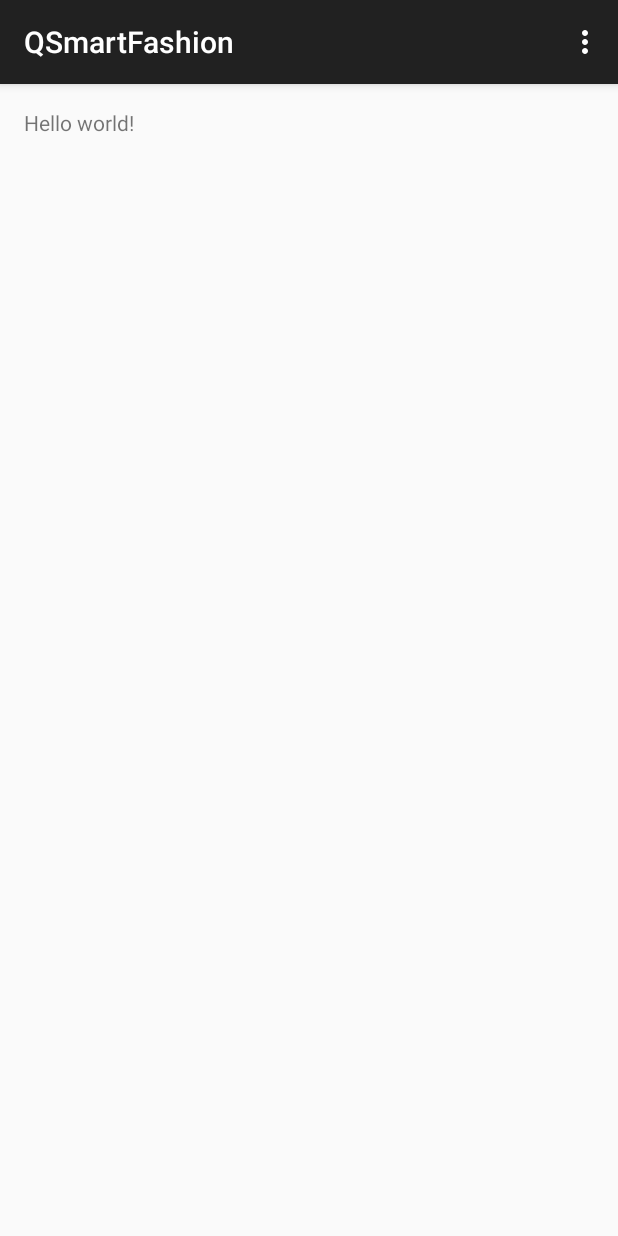
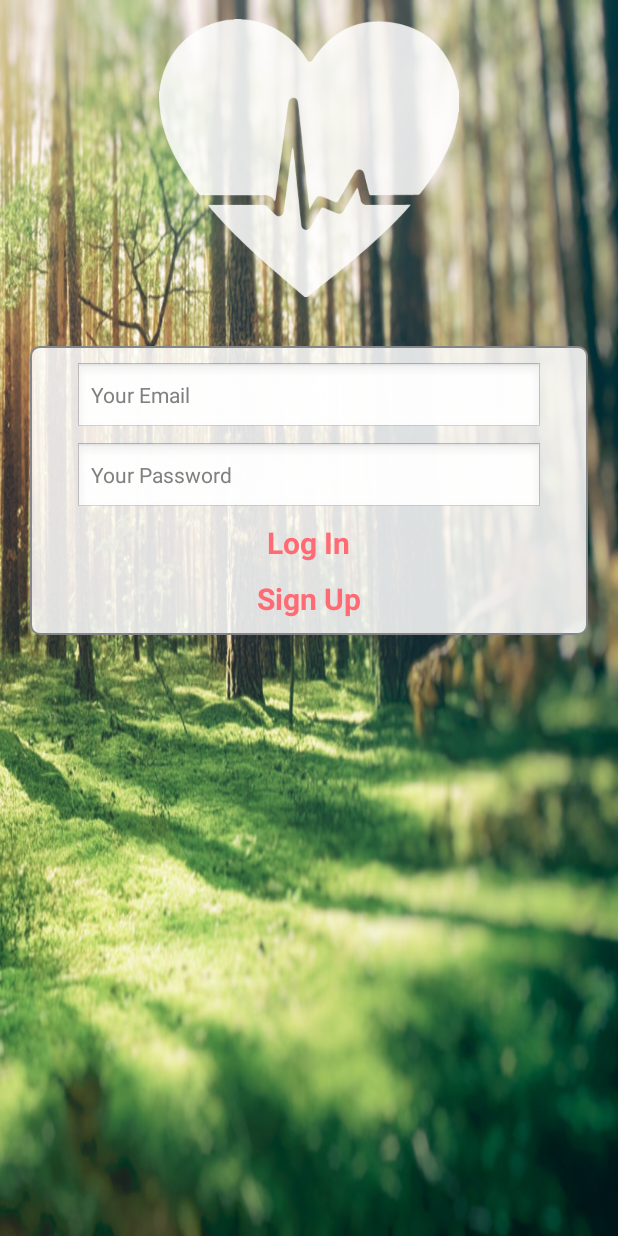
Before and after one commit to scdickson/QSmartFashion, an Android app: the screen it shows after launch (MainActivity), on a phone screen of 412 x 824 dp. Run offline under Robolectric (Android 15) with nearby library versions, the phone set to English and light mode, and no system bars.

Commit message:
Working on Android Login.

```diff
--- a/Android/QSmartFashion/app/build.gradle
+++ b/Android/QSmartFashion/app/build.gradle
@@ -22,4 +22,6 @@ android {
 dependencies {
     compile fileTree(dir: 'libs', include: ['*.jar'])
     compile 'com.android.support:appcompat-v7:22.2.1'
+    compile 'com.parse.bolts:bolts-android:1.+'
+    compile fileTree(dir: 'libs', include: 'Parse-*.jar')
 }
--- a/Android/QSmartFashion/app/src/main/AndroidManifest.xml
+++ b/Android/QSmartFashion/app/src/main/AndroidManifest.xml
@@ -1,14 +1,20 @@
 <?xml version="1.0" encoding="utf-8"?>
 <manifest xmlns:android="http://schemas.android.com/apk/res/android"
     package="com.qualcomm.qsmartfashion" >
+
+    <uses-permission android:name="android.permission.INTERNET" />
+    <uses-permission android:name="android.permission.ACCESS_NETWORK_STATE" />
 
     <application
         android:allowBackup="true"
         android:icon="@mipmap/ic_launcher"
         android:label="@string/app_name"
+        android:name=".QSmartFashion"
         android:theme="@style/AppTheme" >
         <activity
             android:name=".MainActivity"
+            android:screenOrientation="portrait"
+            android:theme="@android:style/Theme.NoTitleBar"
             android:label="@string/app_name" >
             <intent-filter>
                 <action android:name="android.intent.action.MAIN" />
--- /dev/null
+++ b/Android/QSmartFashion/app/src/main/java/com/qualcomm/qsmartfashion/Constants.java
@@ -0,0 +1,16 @@
+package com.qualcomm.qsmartfashion;
+
+/**
+ * Created by sdickson on 7/26/15.
+ */
+public class Constants
+{
+    //Conversion constants
+    public static final double KILOGRAMS_PER_POUND = 0.45359237;
+    public static final int INCHES_PER_FOOT = 12;
+    public static final double CENTIMETERS_PER_INCH = 2.54;
+
+    //Parse keys
+    public static final String PARSE_APPLICATION_KEY = "Mk2JtBAAnX2YvoePfGz9OUSgCmgIbjBmg1ZpKuko";
+    public static final String PARSE_CLIENT_KEY = "l2yTXivnPawT72nueLBCmQQAY4cdkwpdjmXNBccw";
+}
--- a/Android/QSmartFashion/app/src/main/java/com/qualcomm/qsmartfashion/MainActivity.java
+++ b/Android/QSmartFashion/app/src/main/java/com/qualcomm/qsmartfashion/MainActivity.java
@@ -1,38 +1,41 @@
 package com.qualcomm.qsmartfashion;
 
-import android.support.v7.app.ActionBarActivity;
+import android.app.Activity;
 import android.os.Bundle;
-import android.view.Menu;
-import android.view.MenuItem;
+import android.util.Log;
+import android.view.Window;
+
+import com.parse.ParseException;
+import com.parse.ParseUser;
+import com.parse.SignUpCallback;
+import com.qualcomm.qsmartfashion.utils.UnitConverter;
 
 
-public class MainActivity extends ActionBarActivity {
+public class MainActivity extends Activity {
 
     @Override
-    protected void onCreate(Bundle savedInstanceState) {
+    protected void onCreate(Bundle savedInstanceState)
+    {
         super.onCreate(savedInstanceState);
         setContentView(R.layout.activity_main);
+
+        /*ParseUser user = new ParseUser();
+        user.setUsername("sam");
+        user.setPassword("kpcofgs");
+        user.setEmail("scdickso@purdue.edu");
+        user.put("age", 21);
+        user.put("height", 188);
+        user.put("weight", 69.85);
+        user.signUpInBackground(new SignUpCallback() {
+            public void done(ParseException e) {
+                if (e == null) {
+                    Log.d("QSmartFashion", "SIGNUP OK");
+                } else {
+                    e.printStackTrace();
+                }
+            }
+        });*/
+
     }
 
-    @Override
-    public boolean onCreateOptionsMenu(Menu menu) {
-        // Inflate the menu; this adds items to the action bar if it is present.
-        getMenuInflater().inflate(R.menu.menu_main, menu);
-        return true;
-    }
-
-    @Override
-    public boolean onOptionsItemSelected(MenuItem item) {
-        // Handle action bar item clicks here. The action bar will
-        // automatically handle clicks on the Home/Up button, so long
-        // as you specify a parent activity in AndroidManifest.xml.
-        int id = item.getItemId();
-
-        //noinspection SimplifiableIfStatement
-        if (id == R.id.action_settings) {
-            return true;
-        }
-
-        return super.onOptionsItemSelected(item);
-    }
 }
--- /dev/null
+++ b/Android/QSmartFashion/app/src/main/java/com/qualcomm/qsmartfashion/QSmartFashion.java
@@ -0,0 +1,17 @@
+package com.qualcomm.qsmartfashion;
+
+import android.app.Application;
+
+import com.parse.Parse;
+
+/**
+ * Created by sdickson on 7/26/15.
+ */
+public class QSmartFashion extends Application
+{
+    public void onCreate()
+    {
+        Parse.enableLocalDatastore(this);
+        Parse.initialize(this, Constants.PARSE_APPLICATION_KEY, Constants.PARSE_CLIENT_KEY);
+    }
+}
--- /dev/null
+++ b/Android/QSmartFashion/app/src/main/java/com/qualcomm/qsmartfashion/utils/UnitConverter.java
@@ -0,0 +1,37 @@
+package com.qualcomm.qsmartfashion.utils;
+
+import com.qualcomm.qsmartfashion.Constants;
+
+/**
+ * Created by sdickson on 7/26/15.
+ */
+public class UnitConverter
+{
+    public static double poundsToKilograms(int pounds)
+    {
+        return pounds * Constants.KILOGRAMS_PER_POUND;
+    }
+
+    public static int kilogramsToPounds(double kilograms)
+    {
+        return (int) (kilograms / Constants.KILOGRAMS_PER_POUND);
+    }
+
+    public static double feetInchesToCentimeters(int feetInches[])
+    {
+        int feet = feetInches[0];
+        int inches = feetInches[1];
+
+        return ((feet * Constants.INCHES_PER_FOOT) + inches) * Constants.CENTIMETERS_PER_INCH;
+    }
+
+    public static int[] centimetersToFeetInches(double centimeters)
+    {
+        int feetInches[] = new int[2];
+        double inches = centimeters / Constants.CENTIMETERS_PER_INCH;
+        double feet = inches / Constants.INCHES_PER_FOOT;
+        feetInches[0] = (int) feet;
+        feetInches[1] = (int) ((feet - feetInches[0]) * Constants.INCHES_PER_FOOT);
+        return feetInches;
+    }
+}
--- /dev/null
+++ b/Android/QSmartFashion/app/src/main/res/drawable/rounded_rectangle.xml
@@ -0,0 +1,19 @@
+<?xml version="1.0" encoding="UTF-8"?>
+<shape xmlns:android="http://schemas.android.com/apk/res/android"
+    android:shape="rectangle">
+    <gradient
+        android:startColor="@color/white_transparent"
+        android:endColor="@color/white_transparent"
+        android:angle="270"/>
+    <!--#E7E6EB-->
+
+    <corners
+        android:bottomRightRadius="6dp"
+        android:bottomLeftRadius="6dp"
+        android:topLeftRadius="6dp"
+        android:topRightRadius="6dp"/>
+
+    <stroke android:width="1dp" android:color="#848687" />
+    <padding android:left="1dp" android:top="1dp" android:right="1dp"
+        android:bottom="1dp"/>
+</shape>
--- a/Android/QSmartFashion/app/src/main/res/layout/activity_main.xml
+++ b/Android/QSmartFashion/app/src/main/res/layout/activity_main.xml
@@ -1,11 +1,67 @@
 <RelativeLayout xmlns:android="http://schemas.android.com/apk/res/android"
     xmlns:tools="http://schemas.android.com/tools" android:layout_width="match_parent"
-    android:layout_height="match_parent" android:paddingLeft="@dimen/activity_horizontal_margin"
-    android:paddingRight="@dimen/activity_horizontal_margin"
-    android:paddingTop="@dimen/activity_vertical_margin"
-    android:paddingBottom="@dimen/activity_vertical_margin" tools:context=".MainActivity">
+    android:layout_height="match_parent"
+    android:background="@drawable/green"
+    tools:context=".MainActivity">
 
-    <TextView android:text="@string/hello_world" android:layout_width="wrap_content"
-        android:layout_height="wrap_content" />
+    <ImageView
+        android:layout_marginTop="15dp"
+        android:layout_centerHorizontal="true"
+        android:id="@+id/login_logo"
+        android:layout_margin="5dp"
+        android:layout_marginBottom="10dp"
+        android:src="@drawable/logo"
+        android:layout_width="200dp"
+        android:layout_height="200dp" />
+
+    <LinearLayout
+        android:layout_margin="20dp"
+        android:background="@drawable/rounded_rectangle"
+        android:layout_marginTop="20dp"
+        android:layout_below="@id/login_logo"
+        android:orientation="vertical"
+        android:layout_centerInParent="true"
+        android:paddingLeft="30dp"
+        android:paddingRight="30dp"
+        android:layout_width="match_parent"
+        android:layout_height="wrap_content">
+        <EditText
+            android:id="@+id/login_username"
+            android:layout_marginBottom="5dp"
+            android:layout_marginTop="10dp"
+            android:hint="@string/login_username_placeholder"
+            android:textSize="14sp"
+            android:layout_width="match_parent"
+            android:layout_height="wrap_content" />
+        <EditText
+            android:id="@+id/login_password"
+            android:layout_marginBottom="5dp"
+            android:hint="@string/login_password_placeholder"
+            android:textSize="14sp"
+            android:layout_width="match_parent"
+            android:layout_height="wrap_content" />
+        <TextView
+            android:id="@+id/login_login"
+            android:layout_marginBottom="10dp"
+            android:textColor="@color/off_red"
+            android:textStyle="bold"
+            android:textSize="20sp"
+            android:layout_gravity="center_horizontal"
+            android:gravity="center"
+            android:text="@string/login_login_button"
+            android:layout_width="wrap_content"
+            android:layout_height="wrap_content" />
+        <TextView
+            android:id="@+id/login_signup"
+            android:textColor="@color/off_red"
+            android:textStyle="bold"
+            android:textSize="20sp"
+            android:layout_marginBottom="10dp"
+            android:layout_gravity="center_horizontal"
+            android:gravity="center"
+            android:text="@string/login_signup_button"
+            android:layout_width="wrap_content"
+            android:layout_height="wrap_content" />
+    </LinearLayout>
 
 </RelativeLayout>
--- a/Android/QSmartFashion/app/src/main/res/menu/menu_main.xml
+++ b/Android/QSmartFashion/app/src/main/res/menu/menu_main.xml
@@ -1,6 +1,6 @@
 <menu xmlns:android="http://schemas.android.com/apk/res/android"
     xmlns:app="http://schemas.android.com/apk/res-auto"
     xmlns:tools="http://schemas.android.com/tools" tools:context=".MainActivity">
-    <item android:id="@+id/action_settings" android:title="@string/action_settings"
+    <item android:id="@+id/action_settings" android:title="@string/app_name"
         android:orderInCategory="100" app:showAsAction="never" />
 </menu>
--- /dev/null
+++ b/Android/QSmartFashion/app/src/main/res/values/colors.xml
@@ -0,0 +1,6 @@
+<?xml version="1.0" encoding="utf-8"?>
+<resources>
+
+    <color name="off_red">#FF6A73</color>
+    <color name="white_transparent">#D9ffffff</color>
+</resources>
--- a/Android/QSmartFashion/app/src/main/res/values/strings.xml
+++ b/Android/QSmartFashion/app/src/main/res/values/strings.xml
@@ -1,6 +1,7 @@
 <resources>
     <string name="app_name">QSmartFashion</string>
-
-    <string name="hello_world">Hello world!</string>
-    <string name="action_settings">Settings</string>
+    <string name="login_username_placeholder">Your Email</string>
+    <string name="login_password_placeholder">Your Password</string>
+    <string name="login_login_button">Log In</string>
+    <string name="login_signup_button">Sign Up</string>
 </resources>
```
Also changed, not shown: Android/QSmartFashion/app/libs/Parse-1.9.4.jar (added), Android/QSmartFashion/app/libs/ParseCrashReporting-1.9.4.jar (added), Android/QSmartFashion/app/libs/ParseFacebookUtilsV4-1.9.4.jar (added), Android/QSmartFashion/app/libs/bolts-android-1.2.0.jar (added), Android/QSmartFashion/app/src/main/res/drawable/green.png (added), Android/QSmartFashion/app/src/main/res/drawable/logo.png (added), 2 other files.
